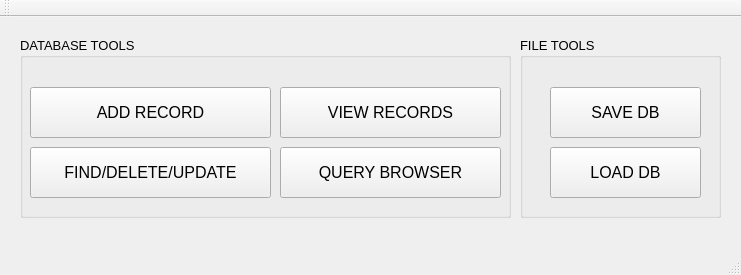
Above: mainwindow.ui from rohinrohin/RecordIndexer before the change. Below: the same form after it.
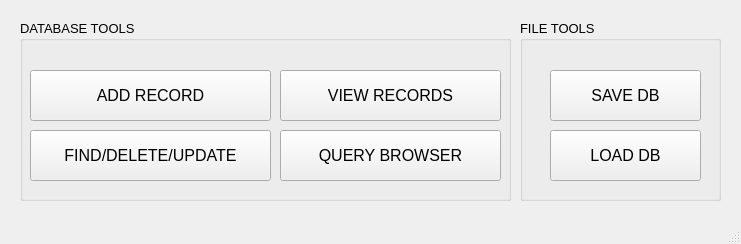
That is the form after the change.

```diff
--- a/mainwindow.ui
+++ b/mainwindow.ui
@@ -7,7 +7,7 @@
     <x>0</x>
     <y>0</y>
     <width>741</width>
-    <height>275</height>
+    <height>244</height>
    </rect>
   </property>
   <property name="cursor">
@@ -183,13 +183,10 @@
     </widget>
    </widget>
   </widget>
-  <widget class="QToolBar" name="mainToolBar">
-   <attribute name="toolBarArea">
-    <enum>TopToolBarArea</enum>
-   </attribute>
-   <attribute name="toolBarBreak">
-    <bool>false</bool>
-   </attribute>
+  <widget class="QStatusBar" name="statusBar">
+   <property name="statusTip">
+    <string/>
+   </property>
   </widget>
   <widget class="QStatusBar" name="statusBar"/>
   <widget class="QMenuBar" name="menuBar">
```
Left out of the diff: 8 changed lines with no effect on the pictures.
